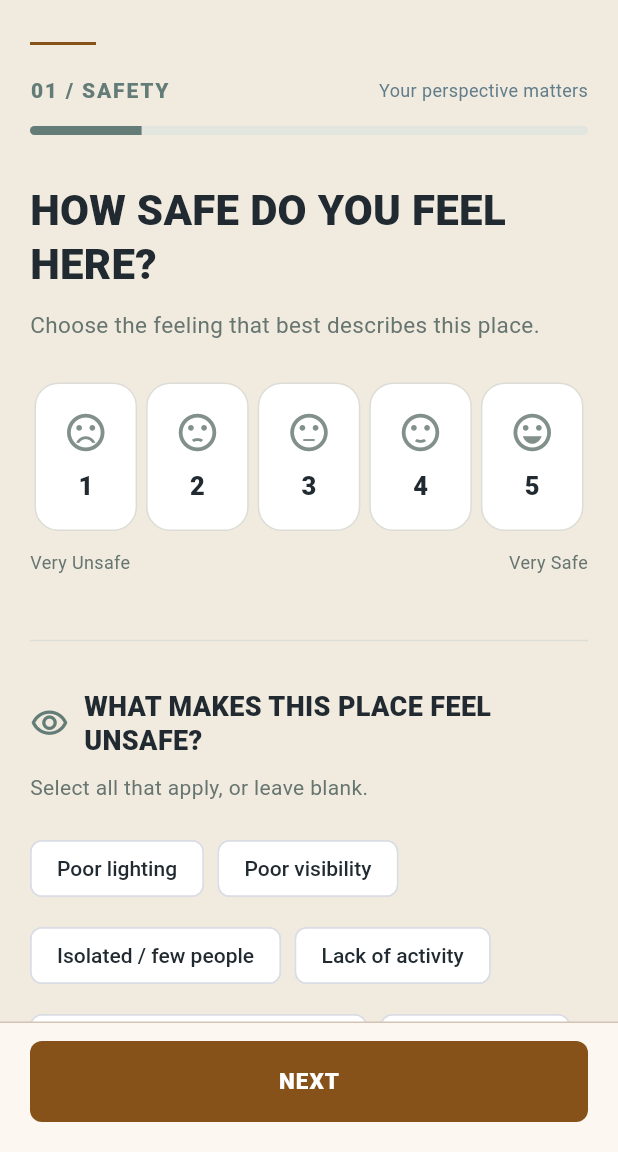
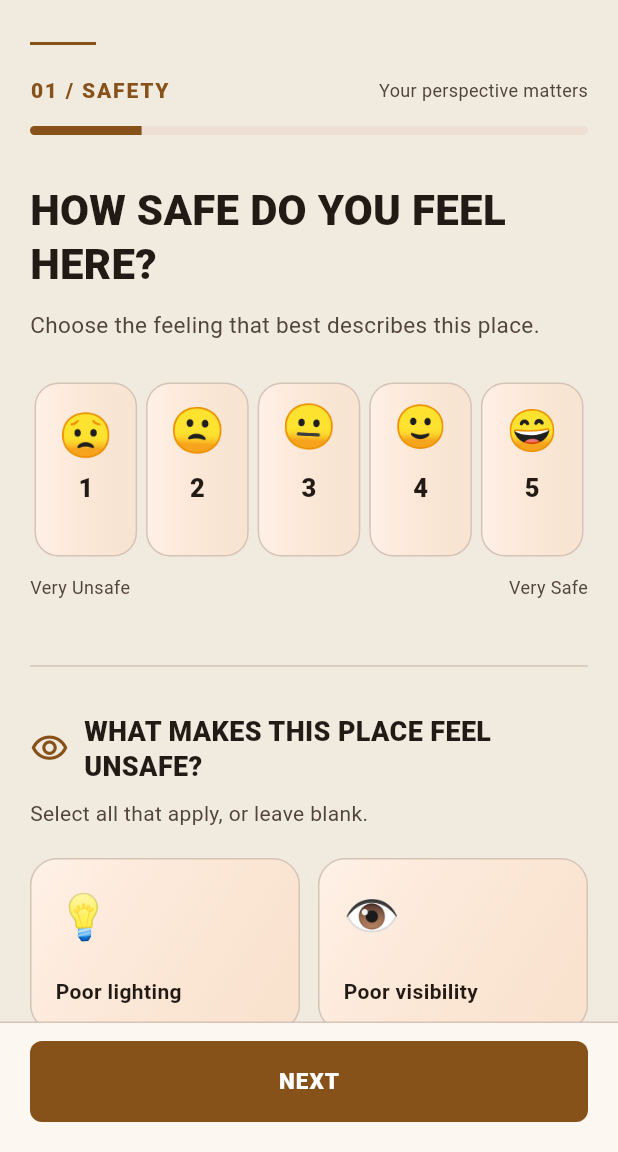
Before and after one commit to literallyshiva/coding-urban-safety, a Flutter app: the SafetyAssessmentPage screen opened directly with empty values, on a phone screen of 412 x 824 dp, the part 84-1236 px from its top. Run offline on Flutter 3.47's test engine with Material 3 defaults, Android fonts, the phone set to English and light mode, and no system bars; our stand-ins replace cloud_firestore, firebase_auth, firebase_core, geolocator, google_maps_flutter, shared_preferences; missing offline and left inert: dart:html, dart:js_util; accounts and stored records are empty.

Commit message:
Add files via upload

```diff
--- a/lib/pages/safety_assessment_page.dart
+++ b/lib/pages/safety_assessment_page.dart
@@ -3,6 +3,7 @@ import 'package:flutter/material.dart';
 
 import '../state/assessment_state.dart';
 import '../widgets/research_scaffold.dart';
+import '../widgets/animated_research_choices.dart';
 import 'ludic_assessment_page.dart';
 
 class SafetyAssessmentPage extends StatefulWidget {
@@ -31,6 +32,10 @@ class _SafetyAssessmentPageState extends State<SafetyAssessmentPage> {
     'Traffic conflict',
     'Poor maintenance',
     'Inactive / blank edges',
+  ];
+
+  static const unsafeEmojis = [
+    '💡', '👁️', '🏜️', '🌙', '🚶', '🚦', '🧹', '🏚️',
   ];
 
   static const ratingLabels = [
@@ -68,59 +73,11 @@ class _SafetyAssessmentPageState extends State<SafetyAssessmentPage> {
     );
   }
 
-  Widget _ratingOption(
-    AssessmentState state,
-    int rating,
-  ) {
-    final selected = state.safetyRating == rating;
-
-    return Expanded(
-      child: Padding(
-        padding: const EdgeInsets.symmetric(horizontal: 3),
-        child: InkWell(
-          onTap: () => state.setSafetyRating(rating),
-          borderRadius: BorderRadius.circular(16),
-          child: AnimatedContainer(
-            duration: const Duration(milliseconds: 180),
-            padding: const EdgeInsets.symmetric(
-              vertical: 17,
-              horizontal: 3,
-            ),
-            decoration: BoxDecoration(
-              color: selected
-                  ? const Color(0xFFECEFEA)
-                  : Colors.white,
-              borderRadius: BorderRadius.circular(16),
-              border: Border.all(
-                color: selected
-                    ? teal
-                    : const Color(0xFFDCDDD6),
-                width: selected ? 2 : 1,
-              ),
-            ),
-            child: Column(
-              children: [
-                Icon(
-                  ratingIcons[rating - 1],
-                  color: selected
-                      ? teal
-                      : const Color(0xFF82908A),
-                  size: 30,
-                ),
-                const SizedBox(height: 9),
-                Text(
-                  '$rating',
-                  style: TextStyle(
-                    fontSize: 17,
-                    fontWeight: FontWeight.w800,
-                    color: selected ? teal : navy,
-                  ),
-                ),
-              ],
-            ),
-          ),
-        ),
-      ),
+  Widget _ratingOption(AssessmentState state, int rating) {
+    return AnimatedResearchRating(
+      rating: rating,
+      selected: state.safetyRating == rating,
+      onTap: () => state.setSafetyRating(rating),
     );
   }
 
@@ -145,10 +102,10 @@ class _SafetyAssessmentPageState extends State<SafetyAssessmentPage> {
                 mainAxisAlignment:
                     MainAxisAlignment.spaceBetween,
                 children: [
-                  const Text(
+                  Text(
                     '01 / SAFETY',
                     style: TextStyle(
-                      color: teal,
+                      color: Theme.of(context).colorScheme.primary,
                       fontWeight: FontWeight.w900,
                       letterSpacing: 1.2,
                     ),
@@ -156,7 +113,7 @@ class _SafetyAssessmentPageState extends State<SafetyAssessmentPage> {
                   Text(
                     'Your perspective matters',
                     style: TextStyle(
-                      color: Colors.blueGrey.shade500,
+                      color: Theme.of(context).colorScheme.onSurfaceVariant,
                       fontSize: 12,
                     ),
                   ),
@@ -167,12 +124,12 @@ class _SafetyAssessmentPageState extends State<SafetyAssessmentPage> {
 
               ClipRRect(
                 borderRadius: BorderRadius.circular(10),
-                child: const LinearProgressIndicator(
+                child: LinearProgressIndicator(
                   value: 0.2,
                   minHeight: 6,
-                  backgroundColor: Color(0xFFE3E5DF),
+                  backgroundColor: Theme.of(context).colorScheme.surfaceContainerHighest,
                   valueColor:
-                      AlwaysStoppedAnimation<Color>(teal),
+                      AlwaysStoppedAnimation<Color>(Theme.of(context).colorScheme.primary),
                 ),
               ),
 
@@ -184,18 +141,18 @@ class _SafetyAssessmentPageState extends State<SafetyAssessmentPage> {
                     .textTheme
                     .headlineMedium
                     ?.copyWith(
-                      color: navy,
+                      color: Theme.of(context).colorScheme.onSurface,
                       fontWeight: FontWeight.w900,
                     ),
               ),
 
               const SizedBox(height: 12),
 
-              const Text(
+              Text(
                 'Choose the feeling that best describes '
                 'this place.',
                 style: TextStyle(
-                  color: Color(0xFF667570),
+                  color: Theme.of(context).colorScheme.onSurfaceVariant,
                   fontSize: 15,
                   height: 1.5,
                 ),
@@ -212,21 +169,21 @@ class _SafetyAssessmentPageState extends State<SafetyAssessmentPage> {
 
               const SizedBox(height: 12),
 
-              const Row(
+              Row(
                 mainAxisAlignment:
                     MainAxisAlignment.spaceBetween,
                 children: [
                   Text(
                     'Very Unsafe',
                     style: TextStyle(
-                      color: Color(0xFF667570),
+                      color: Theme.of(context).colorScheme.onSurfaceVariant,
                       fontSize: 12,
                     ),
                   ),
                   Text(
                     'Very Safe',
                     style: TextStyle(
-                      color: Color(0xFF667570),
+                      color: Theme.of(context).colorScheme.onSurfaceVariant,
                       fontSize: 12,
                     ),
                   ),
@@ -239,7 +196,7 @@ class _SafetyAssessmentPageState extends State<SafetyAssessmentPage> {
                   width: double.infinity,
                   padding: const EdgeInsets.all(16),
                   decoration: BoxDecoration(
-                    color: const Color(0xFFECEFEA),
+                    color: Theme.of(context).colorScheme.primaryContainer,
                     borderRadius:
                         BorderRadius.circular(16),
                   ),
@@ -247,17 +204,17 @@ class _SafetyAssessmentPageState extends State<SafetyAssessmentPage> {
                     children: [
                       Text(
                         ratingLabels[rating - 1],
-                        style: const TextStyle(
-                          color: teal,
+                        style: TextStyle(
+                          color: Theme.of(context).colorScheme.onPrimaryContainer,
                           fontSize: 18,
                           fontWeight: FontWeight.w800,
                         ),
                       ),
                       const SizedBox(height: 4),
-                      const Text(
+                      Text(
                         'Your selected safety rating',
                         style: TextStyle(
-                          color: Color(0xFF667570),
+                          color: Theme.of(context).colorScheme.onSurfaceVariant,
                           fontSize: 12,
                         ),
                       ),
@@ -268,17 +225,15 @@ class _SafetyAssessmentPageState extends State<SafetyAssessmentPage> {
 
               const SizedBox(height: 36),
 
-              const Divider(
-                color: Color(0xFFDCDDD6),
-              ),
+              Divider(color: Theme.of(context).colorScheme.outlineVariant),
 
               const SizedBox(height: 24),
 
-              const Row(
+              Row(
                 children: [
                   Icon(
                     Icons.visibility_outlined,
-                    color: teal,
+                    color: Theme.of(context).colorScheme.primary,
                     size: 26,
                   ),
                   SizedBox(width: 10),
@@ -286,7 +241,7 @@ class _SafetyAssessmentPageState extends State<SafetyAssessmentPage> {
                     child: Text(
                       'WHAT MAKES THIS PLACE FEEL UNSAFE?',
                       style: TextStyle(
-                        color: navy,
+                        color: Theme.of(context).colorScheme.onSurface,
                         fontSize: 18,
                         fontWeight: FontWeight.w900,
                         height: 1.3,
@@ -298,51 +253,37 @@ class _SafetyAssessmentPageState extends State<SafetyAssessmentPage> {
 
               const SizedBox(height: 10),
 
-              const Text(
+              Text(
                 'Select all that apply, or leave blank.',
                 style: TextStyle(
-                  color: Color(0xFF667570),
+                  color: Theme.of(context).colorScheme.onSurfaceVariant,
                   fontSize: 14,
                 ),
               ),
 
               const SizedBox(height: 20),
 
-              Wrap(
-                spacing: 9,
-                runSpacing: 10,
-                children: unsafeOptions.map((option) {
-                  final selected =
-                      state.unsafeConditions.contains(option);
-
-                  return ChoiceChip(
-                    label: Text(option),
-                    selected: selected,
-                    onSelected: (_) =>
-                        state.toggleUnsafeCondition(option),
-                    showCheckmark: selected,
-                    checkmarkColor: teal,
-                    selectedColor:
-                        const Color(0xFFECEFEA),
-                    backgroundColor: Colors.white,
-                    side: BorderSide(
-                      color: selected
-                          ? teal
-                          : const Color(0xFFDADDE4),
-                    ),
-                    labelStyle: TextStyle(
-                      color: selected ? teal : navy,
-                      fontWeight: selected
-                          ? FontWeight.w700
-                          : FontWeight.w500,
-                    ),
-                    padding: const EdgeInsets.symmetric(
-                      horizontal: 9,
-                      vertical: 10,
-                    ),
-                  );
-                }).toList(),
-              ),
+              LayoutBuilder(builder: (context, constraints) {
+                final columns = constraints.maxWidth < 340 ? 1 : 2;
+                final width = (constraints.maxWidth - (columns - 1) * 12) / columns;
+                return Wrap(
+                  spacing: 12,
+                  runSpacing: 12,
+                  children: [
+                    for (var i = 0; i < unsafeOptions.length; i++)
+                      SizedBox(
+                        width: width,
+                        child: AnimatedResearchChoice(
+                          label: unsafeOptions[i],
+                          emoji: unsafeEmojis[i],
+                          delay: i * .13,
+                          selected: state.unsafeConditions.contains(unsafeOptions[i]),
+                          onTap: () => state.toggleUnsafeCondition(unsafeOptions[i]),
+                        ),
+                      ),
+                  ],
+                );
+              }),
 
               const SizedBox(height: 30),
             ],
--- /dev/null
+++ b/lib/widgets/animated_research_choices.dart
@@ -0,0 +1,149 @@
+
+import 'package:flutter/material.dart';
+import 'animated_research_emoji.dart';
+
+/// Colourful, accessible, theme-aware selection card.
+/// Animation is visual only; the parent owns the original assessment values.
+class AnimatedResearchChoice extends StatelessWidget {
+  const AnimatedResearchChoice({
+    super.key,
+    required this.label,
+    required this.emoji,
+    required this.selected,
+    required this.onTap,
+    this.minHeight = 116,
+    this.delay = 0,
+  });
+
+  final String label;
+  final String emoji;
+  final bool selected;
+  final VoidCallback onTap;
+  final double minHeight;
+  final double delay;
+
+  @override
+  Widget build(BuildContext context) {
+    final c = Theme.of(context).colorScheme;
+    return Semantics(
+      button: true,
+      selected: selected,
+      label: label,
+      child: InkWell(
+        onTap: onTap,
+        borderRadius: BorderRadius.circular(18),
+        child: AnimatedContainer(
+          duration: const Duration(milliseconds: 260),
+          curve: Curves.easeOutCubic,
+          constraints: BoxConstraints(minHeight: minHeight),
+          padding: const EdgeInsets.all(16),
+          decoration: BoxDecoration(
+            gradient: LinearGradient(
+              begin: Alignment.topLeft,
+              end: Alignment.bottomRight,
+              colors: selected
+                ? [c.primaryContainer, c.tertiaryContainer.withValues(alpha: .75)]
+                : [c.surfaceContainerLow, c.secondaryContainer.withValues(alpha: .55)],
+            ),
+            borderRadius: BorderRadius.circular(18),
+            border: Border.all(
+              color: selected ? c.primary : c.outlineVariant,
+              width: selected ? 2 : 1,
+            ),
+            boxShadow: selected ? [
+              BoxShadow(
+                color: c.primary.withValues(alpha: .12),
+                blurRadius: 14,
+                offset: const Offset(0, 5),
+              ),
+            ] : [],
+          ),
+          child: Column(
+            crossAxisAlignment: CrossAxisAlignment.start,
+            mainAxisAlignment: MainAxisAlignment.spaceBetween,
+            children: [
+              Row(mainAxisAlignment: MainAxisAlignment.spaceBetween, children: [
+                AnimatedResearchEmoji(emoji: emoji, size: 30, delay: delay),
+                if (selected)
+                  Icon(Icons.check_circle_rounded, color: c.primary, size: 23),
+              ]),
+              const SizedBox(height: 16),
+              Text(label, style: TextStyle(
+                color: selected ? c.onPrimaryContainer : c.onSurface,
+                fontSize: 14,
+                fontWeight: FontWeight.w700,
+                height: 1.35,
+              )),
+            ],
+          ),
+        ),
+      ),
+    );
+  }
+}
+
+/// All five rating options use identical backgrounds; no choice is
+/// visually promoted until the participant selects it.
+class AnimatedResearchRating extends StatelessWidget {
+  const AnimatedResearchRating({
+    super.key,
+    required this.rating,
+    required this.selected,
+    required this.onTap,
+  });
+
+  final int rating;
+  final bool selected;
+  final VoidCallback onTap;
+
+  static const faces = ['😟', '🙁', '😐', '🙂', '😄'];
+
+  @override
+  Widget build(BuildContext context) {
+    final c = Theme.of(context).colorScheme;
+    return Expanded(
+      child: Padding(
+        padding: const EdgeInsets.symmetric(horizontal: 3),
+        child: Semantics(
+          button: true,
+          selected: selected,
+          label: 'Rating $rating out of 5',
+          child: InkWell(
+            onTap: onTap,
+            borderRadius: BorderRadius.circular(16),
+            child: AnimatedContainer(
+              duration: const Duration(milliseconds: 260),
+              constraints: const BoxConstraints(minHeight: 116),
+              padding: const EdgeInsets.symmetric(vertical: 14, horizontal: 2),
+              decoration: BoxDecoration(
+                gradient: LinearGradient(
+                  colors: selected
+                    ? [c.primaryContainer, c.tertiaryContainer]
+                    : [c.surfaceContainerLow, c.secondaryContainer.withValues(alpha: .45)],
+                ),
+                borderRadius: BorderRadius.circular(16),
+                border: Border.all(
+                  color: selected ? c.primary : c.outlineVariant,
+                  width: selected ? 2 : 1,
+                ),
+              ),
+              child: Column(mainAxisSize: MainAxisSize.min, children: [
+                AnimatedResearchEmoji(
+                  emoji: faces[rating - 1],
+                  size: 28,
+                  delay: rating * .15,
+                ),
+                const SizedBox(height: 8),
+                Text('$rating', style: TextStyle(
+                  color: selected ? c.onPrimaryContainer : c.onSurface,
+                  fontSize: 17,
+                  fontWeight: FontWeight.w800,
+                )),
+              ]),
+            ),
+          ),
+        ),
+      ),
+    );
+  }
+}
```
Also changed, not shown: lib/pages/design_response_page.dart (+23 -59 lines), lib/pages/ludic_potential_page.dart (+31 -83 lines), lib/pages/spatial_assessment_page.dart (+17 -57 lines), 1 other file.
